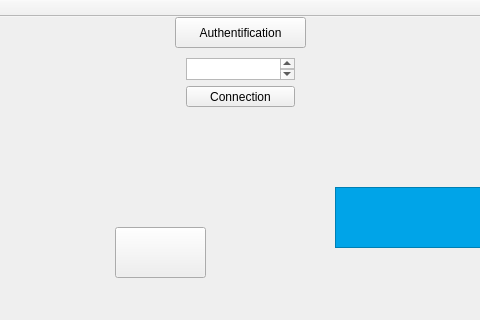
Above: Projet_IHM/Automatique/mainwindow.ui from qwendling/TPNote_IHM before the change; both pictures show x 445 to 925 and y 0 to 320 of the 1499 by 584 pixel window. Below: the same form after it.
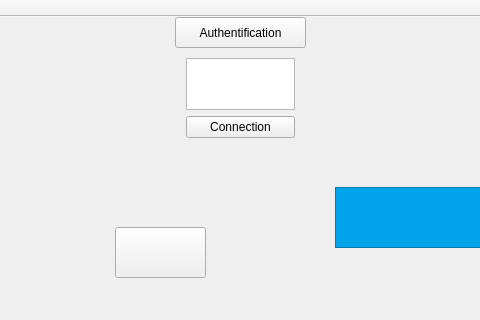
That is the form after the change. Icons and pictures are not drawn.

Diff of the .ui file:
```diff
--- a/Projet_IHM/Automatique/mainwindow.ui
+++ b/Projet_IHM/Automatique/mainwindow.ui
@@ -730,7 +730,7 @@
         <x>620</x>
         <y>30</y>
         <width>131</width>
-        <height>71</height>
+        <height>102</height>
        </rect>
       </property>
       <layout class="QVBoxLayout" name="Mdp">
```
Left out of the diff: 2 changed lines with no effect on the pictures.
